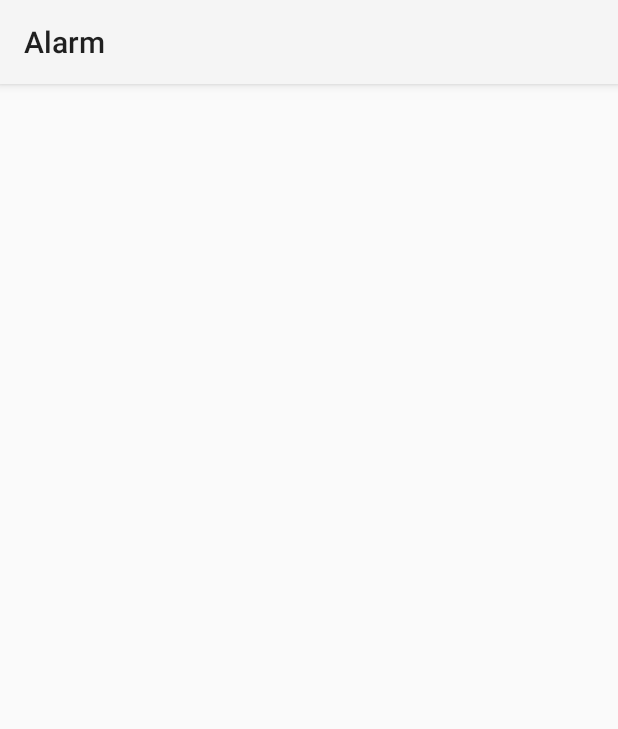
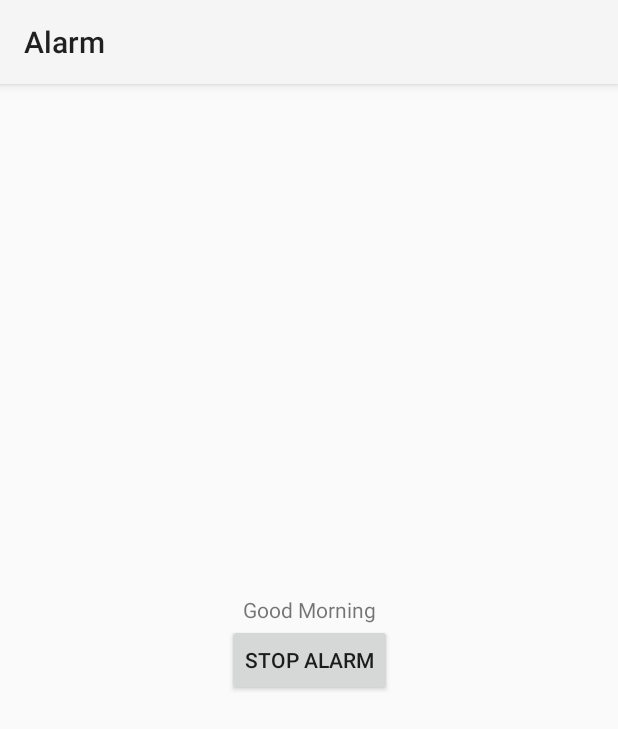
Before and after one commit to AK1ND/Alarm, an Android app: the SoundActivity screen opened directly, with no data from a screen before it, on a phone screen of 412 x 824 dp. Shown: the top 729 px of the screen. Run offline under Robolectric (Android 15) with nearby library versions, the phone set to English and light mode, and no system bars.

Commit message:
Ringtone(or mPlayer) and vibration

```diff
--- a/app/src/main/AndroidManifest.xml
+++ b/app/src/main/AndroidManifest.xml
@@ -2,6 +2,7 @@
 <manifest xmlns:android="http://schemas.android.com/apk/res/android"
     package="com.alex_kind.alarm">
 
+    <uses-permission android:name="android.permission.VIBRATE" />
     <application
         android:allowBackup="true"
         android:icon="@mipmap/ic_launcher"
--- a/app/src/main/java/com/alex_kind/alarm/MainActivity.kt
+++ b/app/src/main/java/com/alex_kind/alarm/MainActivity.kt
@@ -37,6 +37,7 @@ class MainActivity : AppCompatActivity() {
         }
 
     }
+
 
     private fun cancelAlarm() {
         alarmManager = getSystemService(ALARM_SERVICE) as AlarmManager
@@ -118,4 +119,5 @@ class MainActivity : AppCompatActivity() {
 
         }
     }
+
 }
--- a/app/src/main/java/com/alex_kind/alarm/SoundActivity.kt
+++ b/app/src/main/java/com/alex_kind/alarm/SoundActivity.kt
@@ -1,11 +1,69 @@
 package com.alex_kind.alarm
 
+import android.content.Context
+import android.content.Intent
+import android.media.MediaPlayer
+import android.media.RingtoneManager
+import android.os.Build
+import android.os.Bundle
+import android.os.VibrationEffect
+import android.os.Vibrator
 import androidx.appcompat.app.AppCompatActivity
-import android.os.Bundle
+import com.alex_kind.alarm.databinding.ActivitySoundBinding
 
 class SoundActivity : AppCompatActivity() {
+
+
+    private lateinit var binding: ActivitySoundBinding
+    private lateinit var ringtoneManager: RingtoneManager
+
     override fun onCreate(savedInstanceState: Bundle?) {
         super.onCreate(savedInstanceState)
-        setContentView(R.layout.activity_sound)
+        binding = ActivitySoundBinding.inflate(layoutInflater)
+        setContentView(binding.root)
+
+        ringtoneManager = RingtoneManager(this)
+
+        val ringtone = ringtoneManager.getRingtone(0)
+
+        //for emulator without Ringtones
+        val player = MediaPlayer.create(this, R.raw.best_alarm)
+        player.isLooping = false
+
+        try {
+            ringtone.play()
+        }catch (e:Exception){
+            player.start()
+        }
+
+        val vibrator = this.getSystemService(Context.VIBRATOR_SERVICE) as Vibrator
+        val canVibrate: Boolean = vibrator.hasVibrator()
+        val milliseconds = 1000L
+
+        if (canVibrate) {
+            if (Build.VERSION.SDK_INT >= Build.VERSION_CODES.O) {
+                // API 26
+                vibrator.vibrate(
+                    VibrationEffect.createOneShot(
+                        milliseconds,
+                        VibrationEffect.DEFAULT_AMPLITUDE
+                    )
+                )
+            } else {
+                // This method was deprecated in API level 26
+                vibrator.vibrate(milliseconds)
+            }
+        }
+
+        binding.stopAlarmBtn.setOnClickListener {
+            val intent = Intent(this, MainActivity::class.java)
+            player.stop()
+            ringtone?.stop()
+            startActivity(intent)
+            onBackPressed()
+        }
+
     }
+
+
 }
--- a/app/src/main/res/layout/activity_sound.xml
+++ b/app/src/main/res/layout/activity_sound.xml
@@ -6,4 +6,23 @@
     android:layout_height="match_parent"
     tools:context=".SoundActivity">
 
+    <Button
+        android:id="@+id/stopAlarmBtn"
+        android:layout_width="wrap_content"
+        android:layout_height="wrap_content"
+        android:text="Stop Alarm"
+        app:layout_constraintBottom_toBottomOf="parent"
+        app:layout_constraintEnd_toEndOf="parent"
+        app:layout_constraintStart_toStartOf="parent"
+        app:layout_constraintTop_toTopOf="parent" />
+
+    <TextView
+        android:id="@+id/textView"
+        android:layout_width="wrap_content"
+        android:layout_height="wrap_content"
+        android:text="Good Morning"
+        android:layout_marginTop="10dp"
+        app:layout_constraintBottom_toTopOf="@+id/stopAlarmBtn"
+        app:layout_constraintEnd_toEndOf="parent"
+        app:layout_constraintStart_toStartOf="parent" />
 </androidx.constraintlayout.widget.ConstraintLayout>
```
Also changed, not shown: 1 other file.
